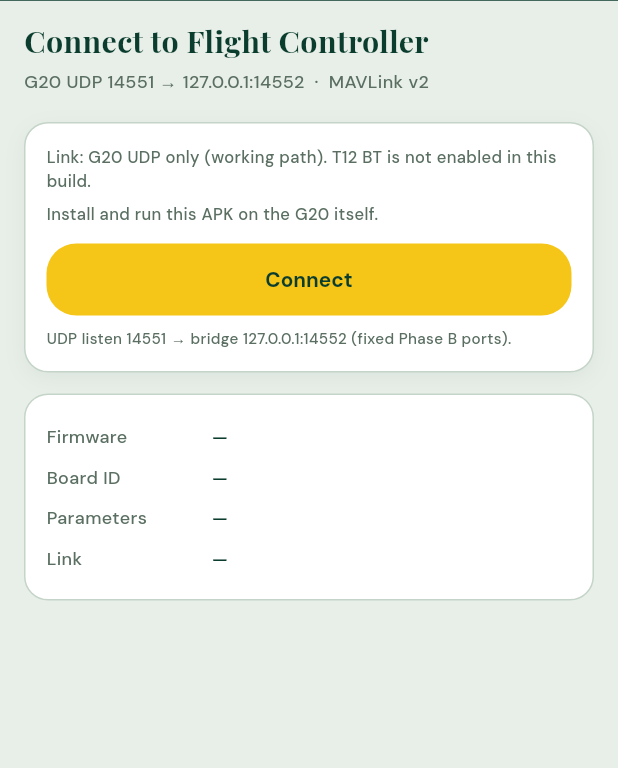
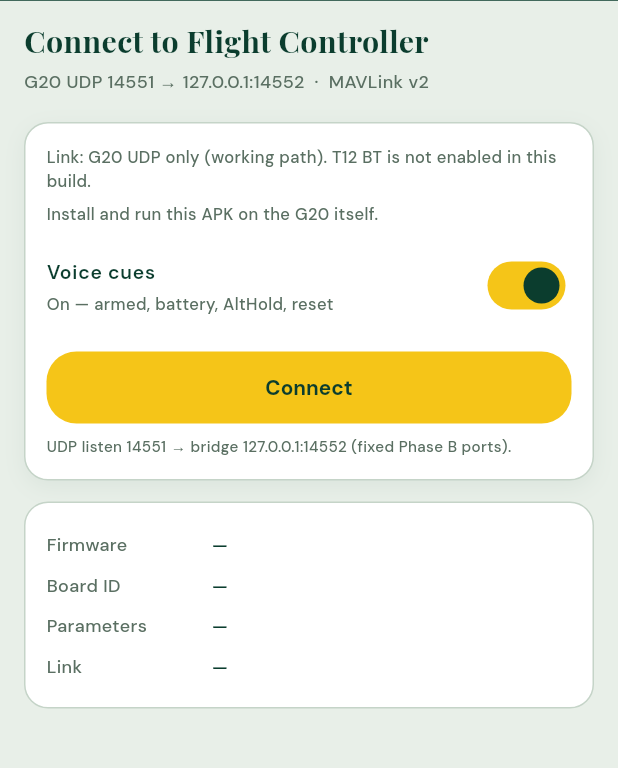
Before and after one commit to alex0077-git/FC-Tuning_Studio, a Flutter app: the screen it shows after launch, on a phone screen of 412 x 824 dp, the part 73-841 px from its top. Run offline on Flutter 3.47's test engine with Material 3 defaults, Android fonts, the phone set to English and light mode, and no system bars; our stand-ins replace audioplayers, fl_chart, flutter_tts, google_fonts, webview_flutter; missing offline and left inert: dart:html, dart:ui_web.

Commit message:
Add Connect page switch to turn voice cues on or off.

```diff
--- a/lib/screens/connect_screen.dart
+++ b/lib/screens/connect_screen.dart
@@ -14,12 +14,16 @@ class ConnectScreen extends StatefulWidget {
     super.key,
     required this.session,
     required this.connected,
+    required this.voiceEnabled,
+    required this.onVoiceEnabledChanged,
     required this.onConnected,
     required this.onDisconnected,
   });
 
   final MavSession session;
   final bool connected;
+  final bool voiceEnabled;
+  final ValueChanged<bool> onVoiceEnabledChanged;
   final void Function({
     required String firmware,
     required String boardId,
@@ -185,6 +189,28 @@ class _ConnectScreenState extends State<ConnectScreen> {
                 'Install and run this APK on the G20 itself.',
                 style: AppFonts.body(fontSize: 12, color: AppColors.muted),
               ),
+              const SizedBox(height: 8),
+              SwitchListTile(
+                contentPadding: EdgeInsets.zero,
+                dense: true,
+                title: Text(
+                  'Voice cues',
+                  style: AppFonts.body(
+                    fontSize: 14,
+                    fontWeight: FontWeight.w600,
+                  ),
+                ),
+                subtitle: Text(
+                  widget.voiceEnabled
+                      ? 'On — armed, battery, AltHold, reset'
+                      : 'Off — APK stays silent',
+                  style: AppFonts.body(fontSize: 12, color: AppColors.muted),
+                ),
+                value: widget.voiceEnabled,
+                activeThumbColor: AppColors.onCta,
+                activeTrackColor: AppColors.cta,
+                onChanged: widget.onVoiceEnabledChanged,
+              ),
               const SizedBox(height: 12),
               ElevatedButton(
                 onPressed: _busy ? null : _toggleConnect,
```
